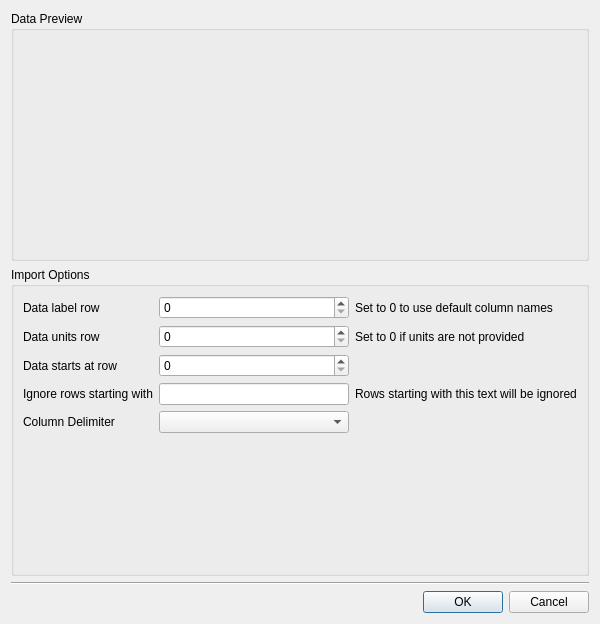
Before: the Qt Designer form ui/csv_import_options.ui in SchrodingersGat/lumberjack, drawn with Qt 5.
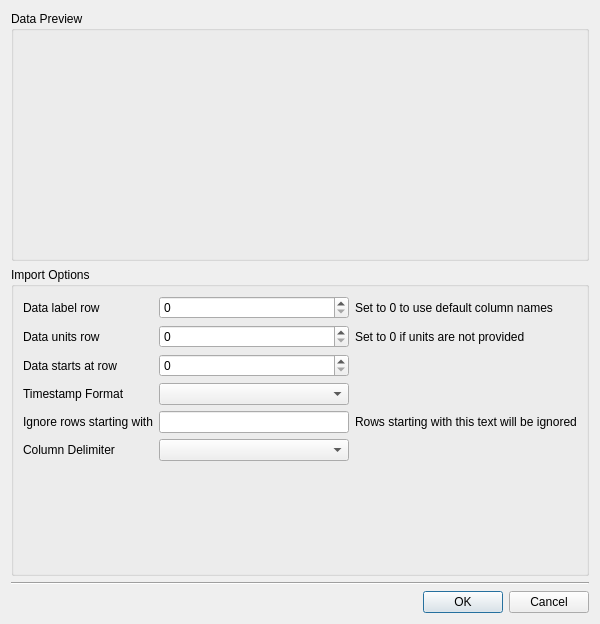
After: the same form once the commit is applied.

```diff
--- a/ui/csv_import_options.ui
+++ b/ui/csv_import_options.ui
@@ -44,37 +44,33 @@
         </property>
        </widget>
       </item>
-      <item row="2" column="1">
-       <widget class="QSpinBox" name="dataStartRow"/>
+      <item row="0" column="1">
+       <widget class="QSpinBox" name="dataLabelRow"/>
       </item>
-      <item row="1" column="2">
-       <widget class="QLabel" name="label_4">
-        <property name="text">
-         <string>Set to 0 if units are not provided</string>
-        </property>
-       </widget>
+      <item row="5" column="1">
+       <widget class="QComboBox" name="columnDelimiter"/>
       </item>
       <item row="1" column="1">
        <widget class="QSpinBox" name="dataUnitsRow"/>
       </item>
-      <item row="3" column="1">
+      <item row="4" column="1">
        <widget class="QLineEdit" name="ignoreStartWith"/>
       </item>
-      <item row="3" column="2">
-       <widget class="QLabel" name="label_7">
+      <item row="1" column="0">
+       <widget class="QLabel" name="label_3">
         <property name="text">
-         <string>Rows starting with this text will be ignored</string>
+         <string>Data units row</string>
         </property>
        </widget>
       </item>
-      <item row="0" column="0">
-       <widget class="QLabel" name="label">
+      <item row="1" column="2">
+       <widget class="QLabel" name="label_4">
         <property name="text">
-         <string>Data label row</string>
+         <string>Set to 0 if units are not provided</string>
         </property>
        </widget>
       </item>
-      <item row="5" column="1">
+      <item row="6" column="1">
        <spacer name="verticalSpacer">
         <property name="orientation">
          <enum>Qt::Vertical</enum>
@@ -87,23 +83,6 @@
         </property>
        </spacer>
       </item>
-      <item row="3" column="0">
-       <widget class="QLabel" name="label_6">
-        <property name="text">
-         <string>Ignore rows starting with</string>
-        </property>
-       </widget>
-      </item>
-      <item row="0" column="1">
-       <widget class="QSpinBox" name="dataLabelRow"/>
-      </item>
-      <item row="1" column="0">
-       <widget class="QLabel" name="label_3">
-        <property name="text">
-         <string>Data units row</string>
-        </property>
-       </widget>
-      </item>
       <item row="2" column="0">
        <widget class="QLabel" name="label_5">
         <property name="text">
@@ -111,15 +90,46 @@
         </property>
        </widget>
       </item>
-      <item row="4" column="0">
+      <item row="4" column="2">
+       <widget class="QLabel" name="label_7">
+        <property name="text">
+         <string>Rows starting with this text will be ignored</string>
+        </property>
+       </widget>
+      </item>
+      <item row="0" column="0">
+       <widget class="QLabel" name="label">
+        <property name="text">
+         <string>Data label row</string>
+        </property>
+       </widget>
+      </item>
+      <item row="5" column="0">
        <widget class="QLabel" name="label_8">
         <property name="text">
          <string>Column Delimiter</string>
         </property>
        </widget>
       </item>
-      <item row="4" column="1">
-       <widget class="QComboBox" name="columnDelimiter"/>
+      <item row="2" column="1">
+       <widget class="QSpinBox" name="dataStartRow"/>
+      </item>
+      <item row="4" column="0">
+       <widget class="QLabel" name="label_6">
+        <property name="text">
+         <string>Ignore rows starting with</string>
+        </property>
+       </widget>
+      </item>
+      <item row="3" column="1">
+       <widget class="QComboBox" name="timestampFormat"/>
+      </item>
+      <item row="3" column="0">
+       <widget class="QLabel" name="label_9">
+        <property name="text">
+         <string>Timestamp Format</string>
+        </property>
+       </widget>
       </item>
      </layout>
     </widget>
```
